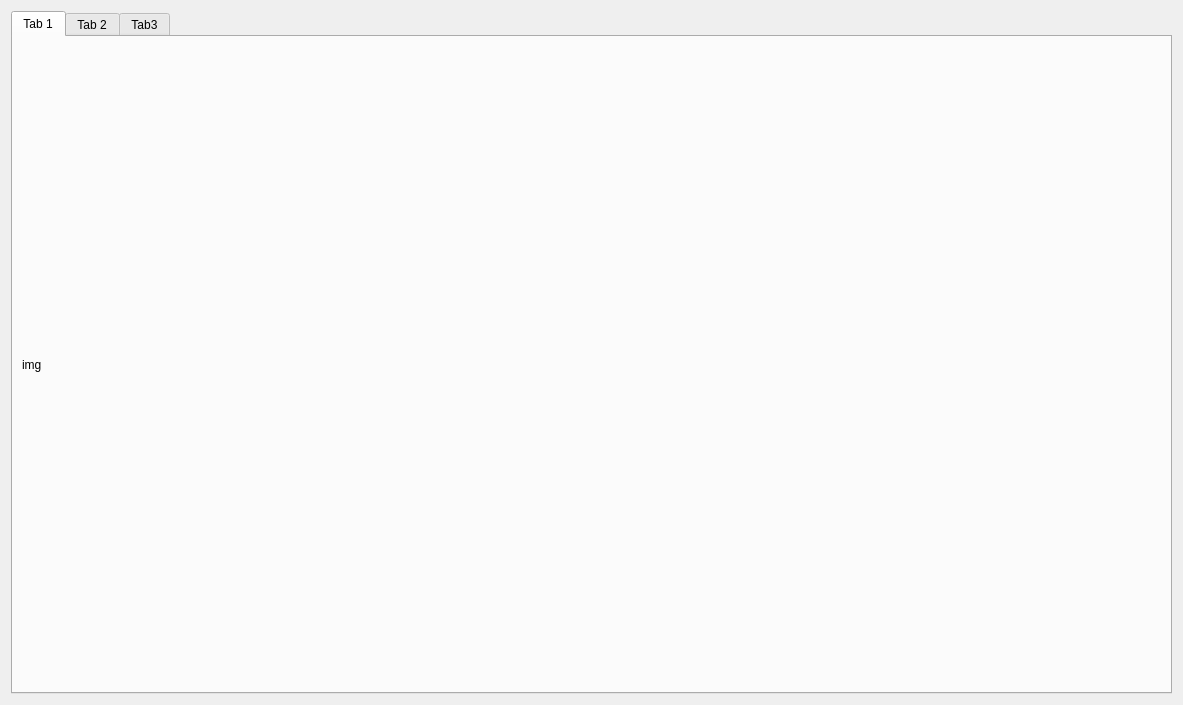
Before: the Qt Designer form main_form.ui in JIYIC-P/Smart-Clothing-Sorting-System, drawn with Qt 5.
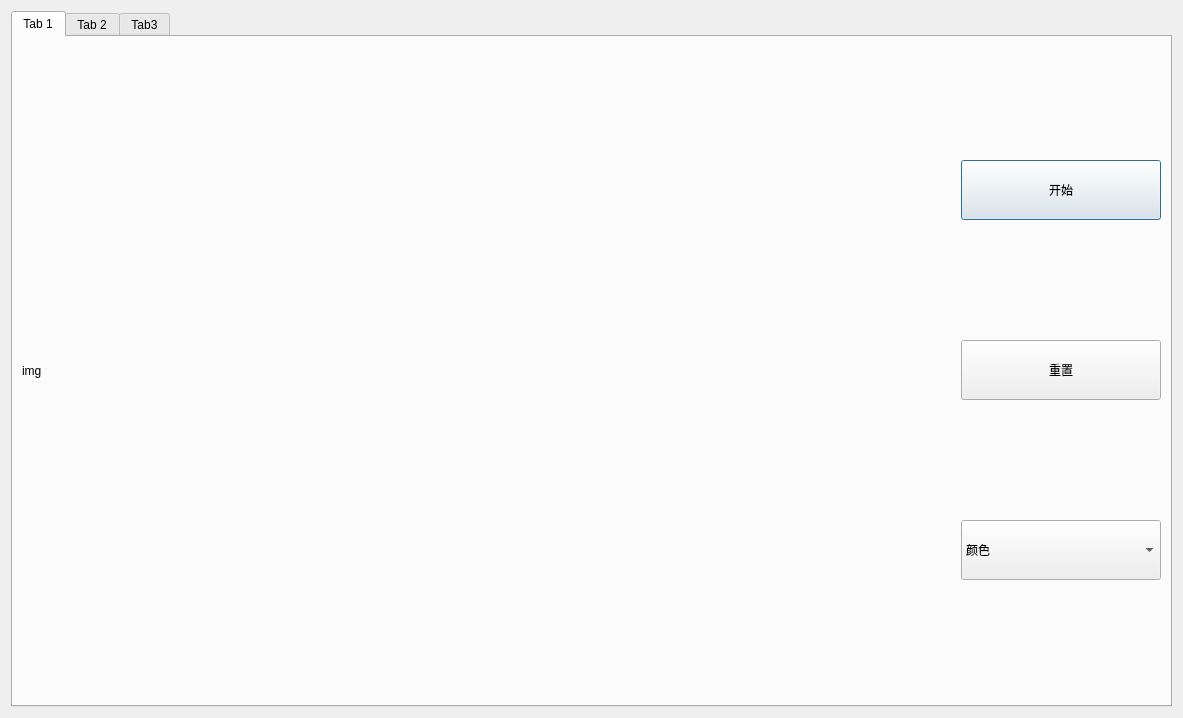
After: the same form once the commit is applied. The open tabs and pages were chosen to show the change.

Commit message: UI_ADD START MODE RESET

Diff of the .ui file:
```diff
--- a/main_form.ui
+++ b/main_form.ui
@@ -7,7 +7,7 @@
     <x>0</x>
     <y>0</y>
     <width>1183</width>
-    <height>705</height>
+    <height>718</height>
    </rect>
   </property>
   <property name="windowTitle">
@@ -16,6 +16,12 @@
   <layout class="QGridLayout" name="gridLayout">
    <item row="0" column="0">
     <widget class="QTabWidget" name="tabWidget">
+     <property name="sizePolicy">
+      <sizepolicy hsizetype="Minimum" vsizetype="Expanding">
+       <horstretch>0</horstretch>
+       <verstretch>0</verstretch>
+      </sizepolicy>
+     </property>
      <property name="currentIndex">
       <number>2</number>
      </property>
@@ -26,11 +32,105 @@
       <layout class="QGridLayout" name="gridLayout_2">
        <item row="0" column="0">
         <widget class="QLabel" name="label_2">
+         <property name="sizePolicy">
+          <sizepolicy hsizetype="Expanding" vsizetype="Expanding">
+           <horstretch>0</horstretch>
+           <verstretch>0</verstretch>
+          </sizepolicy>
+         </property>
          <property name="text">
           <string>img</string>
          </property>
         </widget>
        </item>
+       <item row="0" column="1">
+        <layout class="QVBoxLayout" name="verticalLayout_5">
+         <item>
+          <widget class="QPushButton" name="btn_start">
+           <property name="sizePolicy">
+            <sizepolicy hsizetype="Minimum" vsizetype="Maximum">
+             <horstretch>0</horstretch>
+             <verstretch>0</verstretch>
+            </sizepolicy>
+           </property>
+           <property name="minimumSize">
+            <size>
+             <width>200</width>
+             <height>60</height>
+            </size>
+           </property>
+           <property name="text">
+            <string>开始</string>
+           </property>
+          </widget>
+         </item>
+         <item>
+          <widget class="QPushButton" name="btn_reset">
+           <property name="sizePolicy">
+            <sizepolicy hsizetype="Minimum" vsizetype="Maximum">
+             <horstretch>0</horstretch>
+             <verstretch>0</verstretch>
+            </sizepolicy>
+           </property>
+           <property name="minimumSize">
+            <size>
+             <width>200</width>
+             <height>60</height>
+            </size>
+           </property>
+           <property name="maximumSize">
+            <size>
+             <width>100</width>
+             <height>16777215</height>
+            </size>
+           </property>
+           <property name="text">
+            <string>重置</string>
+           </property>
+          </widget>
+         </item>
+         <item>
+          <widget class="QComboBox" name="comboBox_mode">
+           <property name="sizePolicy">
+            <sizepolicy hsizetype="Minimum" vsizetype="Maximum">
+             <horstretch>0</horstretch>
+             <verstretch>0</verstretch>
+            </sizepolicy>
+           </property>
+           <property name="minimumSize">
+            <size>
+             <width>200</width>
+             <height>60</height>
+            </size>
+           </property>
+           <property name="maximumSize">
+            <size>
+             <width>100</width>
+             <height>60</height>
+            </size>
+           </property>
+           <property name="layoutDirection">
+            <enum>Qt::LeftToRight</enum>
+           </property>
+           <item>
+            <property name="text">
+             <string>颜色</string>
+            </property>
+           </item>
+           <item>
+            <property name="text">
+             <string>白浅深</string>
+            </property>
+           </item>
+           <item>
+            <property name="text">
+             <string>形状</string>
+            </property>
+           </item>
+          </widget>
+         </item>
+        </layout>
+       </item>
       </layout>
      </widget>
      <widget class="QWidget" name="tab_2">
```
Left out of the diff: 5 changed lines with no effect on the pictures. The commit also changes 4 other files.
